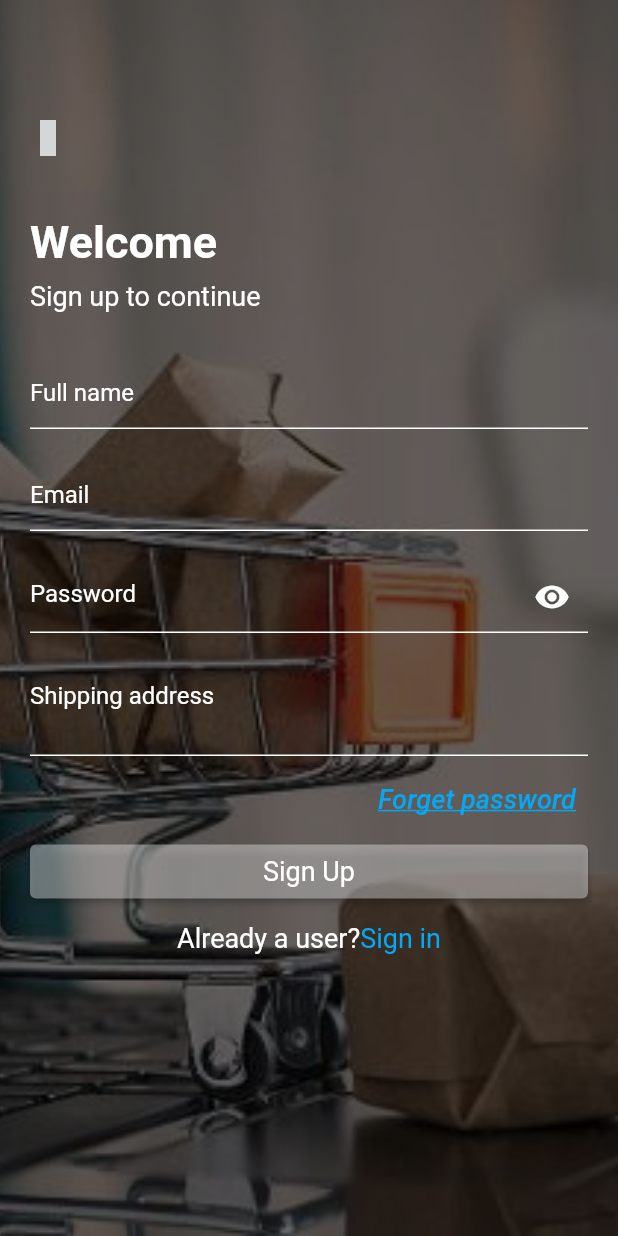
After one commit to marceyuli/grocery-app, a Flutter app: the RegisterScreen screen opened by its route, on a phone screen of 412 x 824 dp. The commit adds this screen. Run offline on Flutter 3.47's test engine with Material 2 defaults, Android fonts, the phone set to English and light mode, and no system bars; drawn by our look-alikes of card_swiper; our stand-ins replace badges, fancy_shimmer_image, firebase_auth, firebase_core, flutter_iconly, flutter_spinkit and 2 more; missing offline and left inert: dart:ffi; accounts and stored records are empty; grey boxes are pictures that could not be loaded.

Commit message:
Loading manager widget

```diff
--- a/lib/screens/auth/register.dart
+++ b/lib/screens/auth/register.dart
@@ -6,6 +6,7 @@ import 'package:flutter_iconly/flutter_iconly.dart';
 import 'package:grocery_app/consts/firebase_consts.dart';
 import 'package:grocery_app/screens/auth/forget_password.dart';
 import 'package:grocery_app/screens/auth/login.dart';
+import 'package:grocery_app/screens/loading_manager.dart';
 import 'package:grocery_app/services/global_methods.dart';
 import 'package:grocery_app/widgets/auth_button.dart';
 
@@ -82,7 +83,9 @@ class _RegisterScreenState extends State<RegisterScreen> {
     final theme = Utils(context).getTheme;
     Color color = Utils(context).color;
     return Scaffold(
-        body: Stack(
+        body: LoadingManager(
+          isLoading: isLoading,
+          child: Stack(
               children: <Widget>[
           Swiper(
             duration: 800,
@@ -288,7 +291,6 @@ class _RegisterScreenState extends State<RegisterScreen> {
                                   fontStyle: FontStyle.italic),
                             )),
                       ),
-                    isLoading ? const CircularProgressIndicator() :
                       AuthButton(
                           fct: () {
                             submitFormOnRegister();
@@ -317,6 +319,7 @@ class _RegisterScreenState extends State<RegisterScreen> {
                 ]),
           )
               ],
+            ),
         ));
   }
 }
--- /dev/null
+++ b/lib/screens/loading_manager.dart
@@ -0,0 +1,25 @@
+import 'package:flutter/material.dart';
+import 'package:flutter_spinkit/flutter_spinkit.dart';
+
+class LoadingManager extends StatelessWidget {
+  const LoadingManager({super.key, required this.isLoading, required this.child});
+  final bool isLoading;
+  final Widget child;
+  @override
+  Widget build(BuildContext context) {
+    return Stack(
+      children: [
+        child,
+        isLoading ? Container(
+          color: Colors.black.withOpacity(0.7),
+        ) :
+        Container(),
+        isLoading ? const Center(
+          child: SpinKitFadingFour(
+            color: Colors.white,
+          ),
+        ) : Container()
+      ],
+    );
+  }
+}
--- a/pubspec.yaml
+++ b/pubspec.yaml
@@ -44,6 +44,7 @@ dependencies:
   badges: ^3.0.3
   firebase_core: ^2.13.1
   firebase_auth: ^4.6.2
+  flutter_spinkit: ^5.2.0
 
 dev_dependencies:
   flutter_test:
```
Also changed, not shown: pubspec.lock. Lines whose indentation alone changed are shown as unchanged.
